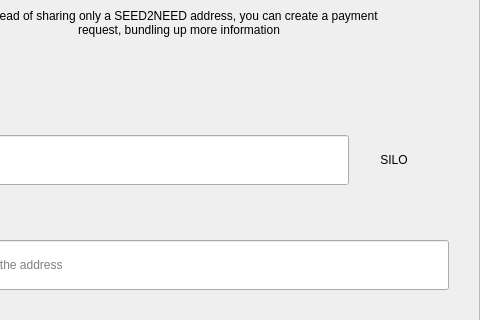
Before: the Qt Designer form src/qt/seed2need/forms/requestdialog.ui in pandagrows/seed2need-silo-coin, drawn with Qt 5; both pictures show x 122 to 602 and y 123 to 443 of the 602 by 607 pixel window.
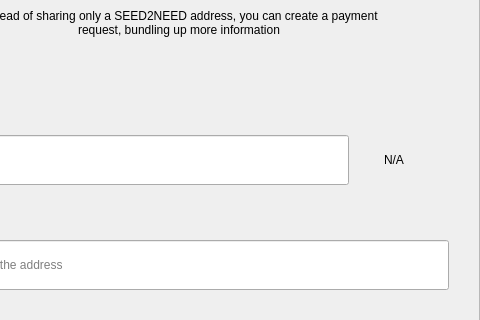
After: the same form once the commit is applied.

The edit to the form file:
```diff
--- a/src/qt/seed2need/forms/requestdialog.ui
+++ b/src/qt/seed2need/forms/requestdialog.ui
@@ -327,7 +327,7 @@
                    <item>
                     <widget class="QLabel" name="comboBoxCoin">
                      <property name="text">
-                      <string>SILO</string>
+                      <string notr="true">N/A</string>
                      </property>
                      <property name="alignment">
                       <set>Qt::AlignCenter</set>
```
Left out of the diff: 4 changed lines with no effect on the pictures.
